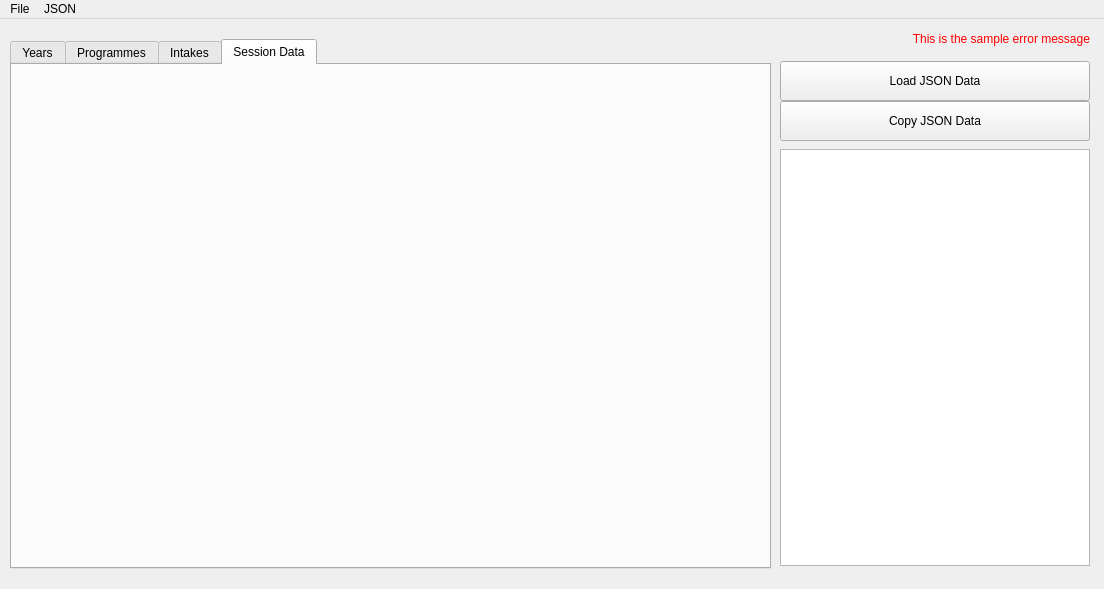
Before: the Qt Designer form user-interface-main.ui in arkangel-dev/json-hud-py, drawn with Qt 5.
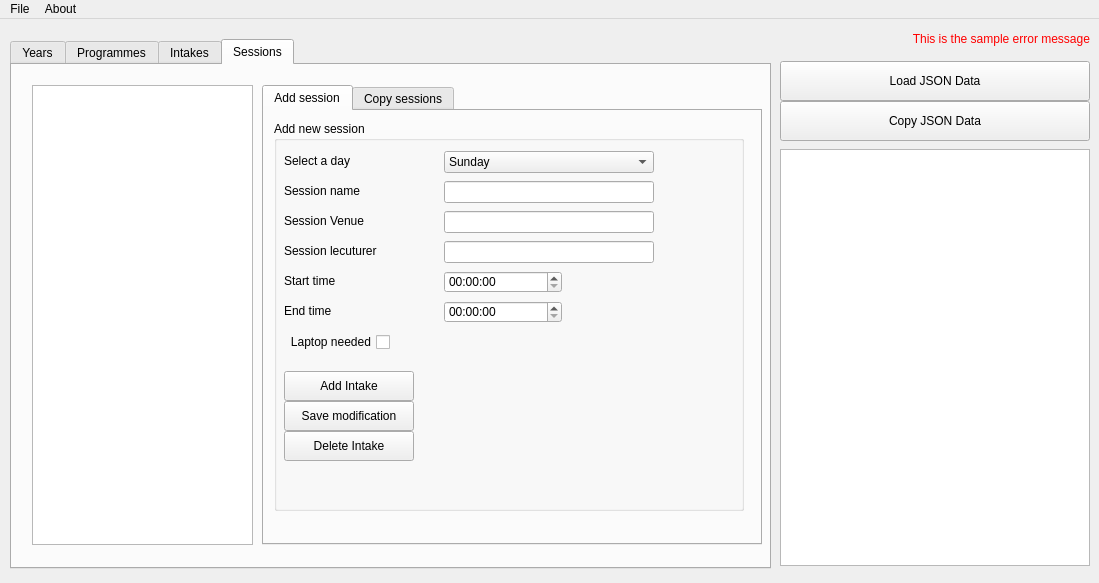
After: the same form once the commit is applied. The open tabs and pages were chosen to show the change.

Patch:
```diff
--- a/user-interface-main.ui
+++ b/user-interface-main.ui
@@ -6,8 +6,8 @@
    <rect>
     <x>0</x>
     <y>0</y>
-    <width>1104</width>
-    <height>589</height>
+    <width>1099</width>
+    <height>583</height>
    </rect>
   </property>
   <property name="windowTitle">
@@ -469,8 +469,390 @@
     </widget>
     <widget class="QWidget" name="tab_2">
      <attribute name="title">
-      <string>Session Data</string>
+      <string>Sessions</string>
      </attribute>
+     <widget class="QListWidget" name="list_intakes_2">
+      <property name="geometry">
+       <rect>
+        <x>20</x>
+        <y>20</y>
+        <width>221</width>
+        <height>460</height>
+       </rect>
+      </property>
+     </widget>
+     <widget class="QTabWidget" name="tabWidget_2">
+      <property name="geometry">
+       <rect>
+        <x>250</x>
+        <y>20</y>
+        <width>500</width>
+        <height>460</height>
+       </rect>
+      </property>
+      <property name="currentIndex">
+       <number>0</number>
+      </property>
+      <widget class="QWidget" name="tab_3">
+       <attribute name="title">
+        <string>Add session</string>
+       </attribute>
+       <widget class="QGroupBox" name="groupBox_6">
+        <property name="geometry">
+         <rect>
+          <x>10</x>
+          <y>10</y>
+          <width>470</width>
+          <height>390</height>
+         </rect>
+        </property>
+        <property name="title">
+         <string>Add new session</string>
+        </property>
+        <widget class="QLabel" name="label_7">
+         <property name="geometry">
+          <rect>
+           <x>10</x>
+           <y>30</y>
+           <width>140</width>
+           <height>20</height>
+          </rect>
+         </property>
+         <property name="text">
+          <string>Select a day</string>
+         </property>
+        </widget>
+        <widget class="QComboBox" name="combo_programme_year_5">
+         <property name="geometry">
+          <rect>
+           <x>170</x>
+           <y>30</y>
+           <width>210</width>
+           <height>22</height>
+          </rect>
+         </property>
+         <item>
+          <property name="text">
+           <string>Sunday</string>
+          </property>
+         </item>
+         <item>
+          <property name="text">
+           <string>Monday</string>
+          </property>
+         </item>
+         <item>
+          <property name="text">
+           <string>Tuesday</string>
+          </property>
+         </item>
+         <item>
+          <property name="text">
+           <string>Wednesday</string>
+          </property>
+         </item>
+         <item>
+          <property name="text">
+           <string>Thursday</string>
+          </property>
+         </item>
+         <item>
+          <property name="text">
+           <string>Friday</string>
+          </property>
+         </item>
+         <item>
+          <property name="text">
+           <string>Saturday</string>
+          </property>
+         </item>
+        </widget>
+        <widget class="QLabel" name="label_8">
+         <property name="geometry">
+          <rect>
+           <x>10</x>
+           <y>60</y>
+           <width>140</width>
+           <height>20</height>
+          </rect>
+         </property>
+         <property name="text">
+          <string>Session name</string>
+         </property>
+        </widget>
+        <widget class="QLineEdit" name="lineEdit">
+         <property name="geometry">
+          <rect>
+           <x>170</x>
+           <y>60</y>
+           <width>210</width>
+           <height>22</height>
+          </rect>
+         </property>
+        </widget>
+        <widget class="QLabel" name="label_11">
+         <property name="geometry">
+          <rect>
+           <x>10</x>
+           <y>90</y>
+           <width>140</width>
+           <height>20</height>
+          </rect>
+         </property>
+         <property name="text">
+          <string>Session Venue</string>
+         </property>
+        </widget>
+        <widget class="QLineEdit" name="lineEdit_4">
+         <property name="geometry">
+          <rect>
+           <x>170</x>
+           <y>90</y>
+           <width>210</width>
+           <height>22</height>
+          </rect>
+         </property>
+        </widget>
+        <widget class="QLabel" name="label_12">
+         <property name="geometry">
+          <rect>
+           <x>10</x>
+           <y>120</y>
+           <width>140</width>
+           <height>20</height>
+          </rect>
+         </property>
+         <property name="text">
+          <string>Session lecuturer</string>
+         </property>
+        </widget>
+        <widget class="QLineEdit" name="lineEdit_5">
+         <property name="geometry">
+          <rect>
+           <x>170</x>
+           <y>120</y>
+           <width>210</width>
+           <height>22</height>
+          </rect>
+         </property>
+        </widget>
+        <widget class="QCheckBox" name="checkBox">
+         <property name="geometry">
+          <rect>
+           <x>6</x>
+           <y>206</y>
+           <width>110</width>
+           <height>30</height>
+          </rect>
+         </property>
+         <property name="layoutDirection">
+          <enum>Qt::RightToLeft</enum>
+         </property>
+         <property name="text">
+          <string>Laptop needed</string>
+         </property>
+        </widget>
+        <widget class="QLabel" name="label_13">
+         <property name="geometry">
+          <rect>
+           <x>10</x>
+           <y>150</y>
+           <width>140</width>
+           <height>20</height>
+          </rect>
+         </property>
+         <property name="text">
+          <string>Start time</string>
+         </property>
+        </widget>
+        <widget class="QLabel" name="label_14">
+         <property name="geometry">
+          <rect>
+           <x>10</x>
+           <y>180</y>
+           <width>140</width>
+           <height>20</height>
+          </rect>
+         </property>
+         <property name="text">
+          <string>End time</string>
+         </property>
+        </widget>
+        <widget class="QTimeEdit" name="timeEdit">
+         <property name="geometry">
+          <rect>
+           <x>170</x>
+           <y>150</y>
+           <width>118</width>
+           <height>22</height>
+          </rect>
+         </property>
+        </widget>
+        <widget class="QTimeEdit" name="timeEdit_2">
+         <property name="geometry">
+          <rect>
+           <x>170</x>
+           <y>180</y>
+           <width>118</width>
+           <height>22</height>
+          </rect>
+         </property>
+        </widget>
+        <widget class="QPushButton" name="button_add_year_3">
+         <property name="geometry">
+          <rect>
+           <x>10</x>
+           <y>250</y>
+           <width>130</width>
+           <height>30</height>
+          </rect>
+         </property>
+         <property name="text">
+          <string>Add Intake</string>
+         </property>
+        </widget>
+        <widget class="QPushButton" name="button_delete_year_3">
+         <property name="geometry">
+          <rect>
+           <x>10</x>
+           <y>310</y>
+           <width>130</width>
+           <height>30</height>
+          </rect>
+         </property>
+         <property name="text">
+          <string>Delete Intake</string>
+         </property>
+        </widget>
+        <widget class="QPushButton" name="button_delete_year_4">
+         <property name="geometry">
+          <rect>
+           <x>10</x>
+           <y>280</y>
+           <width>130</width>
+           <height>30</height>
+          </rect>
+         </property>
+         <property name="text">
+          <string>Save modification</string>
+         </property>
+        </widget>
+       </widget>
+      </widget>
+      <widget class="QWidget" name="tab_4">
+       <attribute name="title">
+        <string>Copy sessions</string>
+       </attribute>
+       <widget class="QGroupBox" name="groupBox_7">
+        <property name="geometry">
+         <rect>
+          <x>10</x>
+          <y>10</y>
+          <width>470</width>
+          <height>180</height>
+         </rect>
+        </property>
+        <property name="title">
+         <string>Copy details</string>
+        </property>
+        <widget class="QLabel" name="label_15">
+         <property name="geometry">
+          <rect>
+           <x>10</x>
+           <y>30</y>
+           <width>160</width>
+           <height>20</height>
+          </rect>
+         </property>
+         <property name="text">
+          <string>Year</string>
+         </property>
+        </widget>
+        <widget class="QPushButton" name="button_year_8">
+         <property name="geometry">
+          <rect>
+           <x>10</x>
+           <y>140</y>
+           <width>130</width>
+           <height>30</height>
+          </rect>
+         </property>
+         <property name="text">
+          <string>Copy details</string>
+         </property>
+        </widget>
+        <widget class="QComboBox" name="combo_programme_year_7">
+         <property name="geometry">
+          <rect>
+           <x>150</x>
+           <y>30</y>
+           <width>190</width>
+           <height>22</height>
+          </rect>
+         </property>
+        </widget>
+        <widget class="QPushButton" name="button_year_9">
+         <property name="geometry">
+          <rect>
+           <x>140</x>
+           <y>140</y>
+           <width>130</width>
+           <height>30</height>
+          </rect>
+         </property>
+         <property name="text">
+          <string>Overwite details</string>
+         </property>
+        </widget>
+        <widget class="QComboBox" name="combo_programme_year_8">
+         <property name="geometry">
+          <rect>
+           <x>150</x>
+           <y>60</y>
+           <width>190</width>
+           <height>22</height>
+          </rect>
+         </property>
+        </widget>
+        <widget class="QLabel" name="label_16">
+         <property name="geometry">
+          <rect>
+           <x>10</x>
+           <y>60</y>
+           <width>160</width>
+           <height>20</height>
+          </rect>
+         </property>
+         <property name="text">
+          <string>Programme</string>
+         </property>
+        </widget>
+        <widget class="QLabel" name="label_17">
+         <property name="geometry">
+          <rect>
+           <x>10</x>
+           <y>90</y>
+           <width>160</width>
+           <height>20</height>
+          </rect>
+         </property>
+         <property name="text">
+          <string>Intake</string>
+         </property>
+        </widget>
+        <widget class="QComboBox" name="combo_programme_year_9">
+         <property name="geometry">
+          <rect>
+           <x>150</x>
+           <y>90</y>
+           <width>190</width>
+           <height>22</height>
+          </rect>
+         </property>
+        </widget>
+       </widget>
+      </widget>
+     </widget>
     </widget>
    </widget>
    <widget class="QTextEdit" name="jsonraw">
@@ -545,22 +927,25 @@
     <rect>
      <x>0</x>
      <y>0</y>
-     <width>1104</width>
+     <width>1099</width>
      <height>26</height>
     </rect>
    </property>
-   <widget class="QMenu" name="menuHello_World">
-    <property name="title">
-     <string>JSON</string>
-    </property>
-   </widget>
    <widget class="QMenu" name="menuFile">
     <property name="title">
      <string>File</string>
     </property>
+    <addaction name="actionQuit"/>
+   </widget>
+   <widget class="QMenu" name="menuAbout">
+    <property name="title">
+     <string>About</string>
+    </property>
+    <addaction name="actionHelp"/>
+    <addaction name="actionInfo_2"/>
    </widget>
    <addaction name="menuFile"/>
-   <addaction name="menuHello_World"/>
+   <addaction name="menuAbout"/>
   </widget>
   <action name="actionGenerate_JSON">
    <property name="text">
```
Left out of the diff: 17 changed lines with no effect on the pictures.
